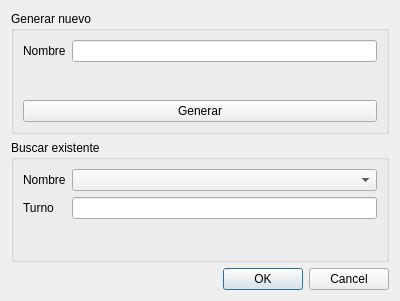
Old version of the form gui/turno.ui in the repository DanielOlmedogaia/gestor_calidad.
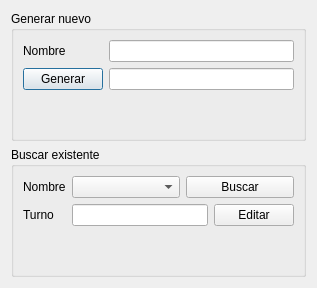
New version of the form.

Commit message: Se hicieron pequeños cambios a la ventana emergente de los turnos

The edit to the form file:
```diff
--- a/gui/turno.ui
+++ b/gui/turno.ui
@@ -6,8 +6,8 @@
    <rect>
     <x>0</x>
     <y>0</y>
-    <width>400</width>
-    <height>301</height>
+    <width>317</width>
+    <height>288</height>
    </rect>
   </property>
   <property name="windowTitle">
@@ -25,9 +25,6 @@
      <layout class="QVBoxLayout" name="verticalLayout_2">
       <item>
        <layout class="QFormLayout" name="formLayout_2">
-        <item row="0" column="1">
-         <widget class="QLineEdit" name="lineEdit_2"/>
-        </item>
         <item row="0" column="0">
          <widget class="QLabel" name="label_3">
           <property name="text">
@@ -35,15 +32,21 @@
           </property>
          </widget>
         </item>
+        <item row="0" column="1">
+         <widget class="QLineEdit" name="lineEdit_2"/>
+        </item>
+        <item row="1" column="0">
+         <widget class="QPushButton" name="pushButton_generar_turno">
+          <property name="text">
+           <string>Generar</string>
+          </property>
+         </widget>
+        </item>
+        <item row="1" column="1">
+         <widget class="QLineEdit" name="lineEdit_3"/>
+        </item>
        </layout>
       </item>
-      <item>
-       <widget class="QPushButton" name="pushButton_generar_turno">
-        <property name="text">
-         <string>Generar</string>
-        </property>
-       </widget>
-      </item>
      </layout>
     </widget>
    </item>
@@ -63,7 +66,18 @@
          </widget>
         </item>
         <item row="0" column="1">
-         <widget class="QComboBox" name="comboBox"/>
+         <layout class="QHBoxLayout" name="horizontalLayout">
+          <item>
+           <widget class="QComboBox" name="comboBox"/>
+          </item>
+          <item>
+           <widget class="QPushButton" name="pushButton_generar_turno_3">
+            <property name="text">
+             <string>Buscar</string>
+            </property>
+           </widget>
+          </item>
+         </layout>
         </item>
         <item row="1" column="0">
          <widget class="QLabel" name="label_2">
@@ -73,23 +87,24 @@
          </widget>
         </item>
         <item row="1" column="1">
-         <widget class="QLineEdit" name="lineEdit_4"/>
+         <layout class="QHBoxLayout" name="horizontalLayout_2">
+          <item>
+           <widget class="QLineEdit" name="lineEdit_4"/>
+          </item>
+          <item>
+           <widget class="QPushButton" name="pushButton_generar_turno_2">
+            <property name="text">
+             <string>Editar</string>
+            </property>
+           </widget>
+          </item>
+         </layout>
         </item>
        </layout>
       </item>
      </layout>
     </widget>
    </item>
-   <item>
-    <widget class="QDialogButtonBox" name="buttonBox">
-     <property name="orientation">
-      <enum>Qt::Horizontal</enum>
-     </property>
-     <property name="standardButtons">
-      <set>QDialogButtonBox::Cancel|QDialogButtonBox::Ok</set>
-     </property>
-    </widget>
-   </item>
   </layout>
  </widget>
  <resources/>
```
Left out of the diff: 35 changed lines with no effect on the pictures. The commit also changes 2 other files.
